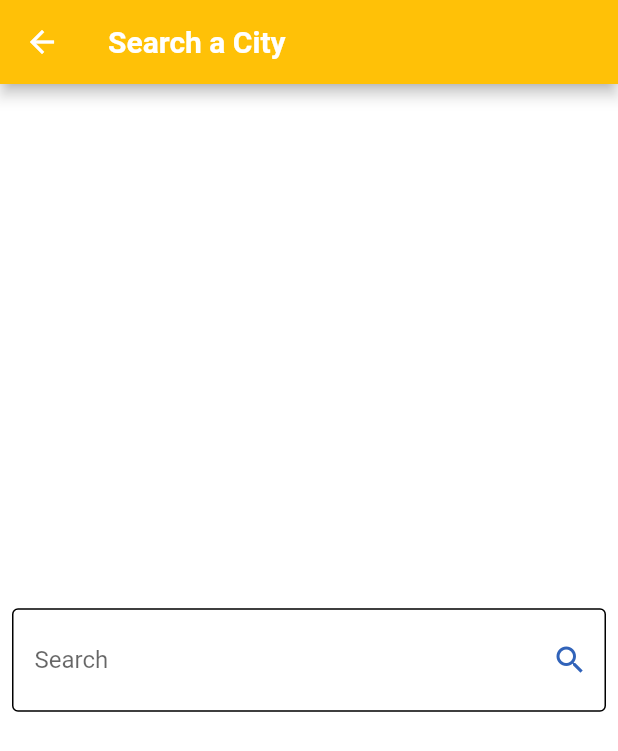
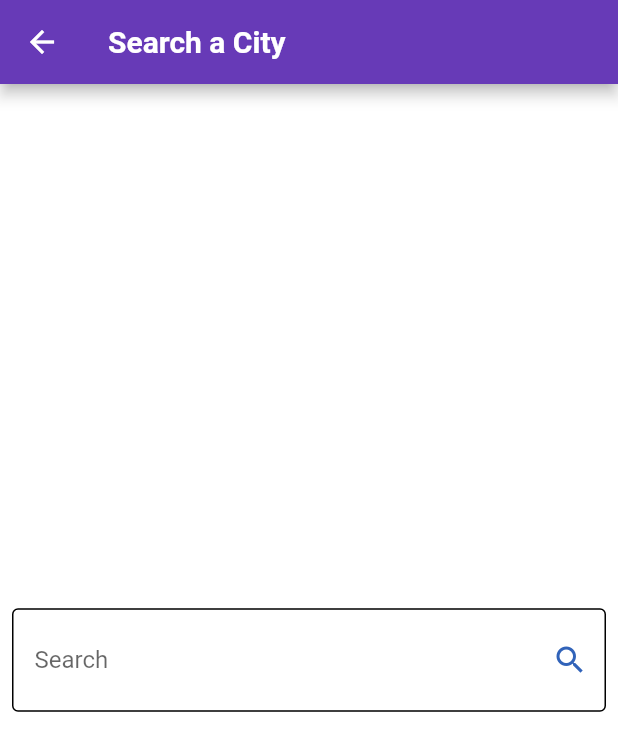
Before and after one commit to ahmedjamal22290/Weather_App, a Flutter app: the screen it shows after launch, after a tap on the "search" icon, on a phone screen of 412 x 824 dp. Shown: the top 751 px of the screen. Run offline on Flutter 3.47's test engine with Material 3 defaults, Android fonts, the phone set to English and light mode, and no system bars; our stand-ins replace bloc, dio, flutter_bloc.

Commit message:
appBar themes are complated extand to weather status

```diff
--- a/lib/cubits/get_weather_cubit/get_weather_cubit.dart
+++ b/lib/cubits/get_weather_cubit/get_weather_cubit.dart
@@ -6,13 +6,11 @@ import 'package:p/service/weather_serveic.dart';
 
 class GetWeatherCubit extends Cubit<weatherState> {
   GetWeatherCubit() : super(noWeatherState());
-  String weatherCondition = 'notfounded';
+  WeatherInfoModle? weathermodel;
   getWeather({required String cityName}) async {
     try {
-      WeatherInfoModle weathermodel =
-          await weatherServeic().getWitherInfo(city: cityName);
-      weatherCondition = weathermodel.status;
-      emit(weatherLoadedState(weatherInfoModle: weathermodel));
+      weathermodel = await weatherServeic().getWitherInfo(city: cityName);
+      emit(weatherLoadedState(weatherInfoModle: weathermodel!));
     } catch (e) {
       emit(weatherFailuerState());
     }
--- a/lib/main.dart
+++ b/lib/main.dart
@@ -11,26 +11,39 @@ import 'package:p/widgets/no_search_view.dart';
 import 'package:p/widgets/weather_info_body.dart';
 
 void main() async {
-  runApp(const weatherApp());
+  runApp(weatherApp());
 }
 
 class weatherApp extends StatelessWidget {
-  const weatherApp({super.key});
   Widget build(BuildContext context) {
     return BlocProvider(
       create: (context) => GetWeatherCubit(),
-      child: MaterialApp(
+      child: Builder(
+        builder: (context) => BlocBuilder<GetWeatherCubit, weatherState>(
+          builder: (context, state) {
+            return MaterialApp(
               debugShowCheckedModeBanner: false,
               theme: ThemeData(
                 useMaterial3: false,
-          primarySwatch: getColorTheme('sunny'),
+                primarySwatch: getColorTheme(
+                  state is weatherLoadedState
+                      ? state.weatherInfoModle.status
+                      : 'not',
+                ),
               ),
               home: HomePage(),
+            );
+          },
+        ),
       ),
     );
   }
+}
 
-  MaterialColor getColorTheme(String condition) {
+MaterialColor getColorTheme(String? condition) {
+  if (condition == null) {
+    return Colors.deepPurple;
+  }
   switch (condition.toLowerCase()) {
     case 'sunny':
     case 'clear':
@@ -78,4 +91,3 @@ class weatherApp extends StatelessWidget {
       return Colors.deepPurple;
   }
 }
-}
```
Lines whose indentation alone changed are shown as unchanged.
